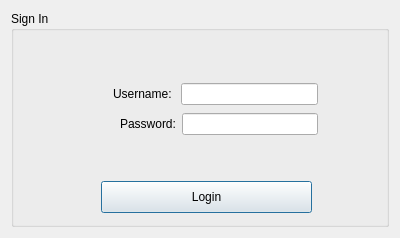
Before: the Qt Designer form src/login.ui in CS1C-BitB/ModelBois, drawn with Qt 5.
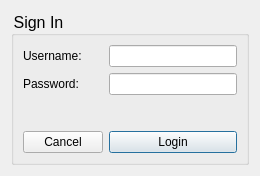
After: the same form once the commit is applied.

```diff
--- a/src/login.ui
+++ b/src/login.ui
@@ -6,102 +6,90 @@
    <rect>
     <x>0</x>
     <y>0</y>
-    <width>400</width>
-    <height>238</height>
+    <width>260</width>
+    <height>176</height>
    </rect>
   </property>
   <property name="windowTitle">
    <string>Log In</string>
   </property>
-  <layout class="QVBoxLayout" name="verticalLayout">
+  <property name="styleSheet">
+   <string notr="true">QGroupBox {
+	font-size: 12pt;
+}</string>
+  </property>
+  <layout class="QHBoxLayout" name="horizontalLayout_5">
    <item>
     <widget class="QGroupBox" name="groupBox">
      <property name="title">
       <string>Sign In</string>
      </property>
-     <widget class="QPushButton" name="pushButton_login">
-      <property name="geometry">
-       <rect>
-        <x>90</x>
-        <y>170</y>
-        <width>211</width>
-        <height>32</height>
-       </rect>
-      </property>
-      <property name="text">
-       <string>Login</string>
-      </property>
-     </widget>
-     <widget class="QWidget" name="layoutWidget">
-      <property name="geometry">
-       <rect>
-        <x>20</x>
-        <y>70</y>
-        <width>205</width>
-        <height>23</height>
-       </rect>
-      </property>
-      <layout class="QHBoxLayout" name="horizontalLayout"/>
-     </widget>
-     <widget class="QWidget" name="layoutWidget">
-      <property name="geometry">
-       <rect>
-        <x>20</x>
-        <y>100</y>
-        <width>198</width>
-        <height>23</height>
-       </rect>
-      </property>
-      <layout class="QHBoxLayout" name="horizontalLayout_2"/>
-     </widget>
-     <widget class="QWidget" name="layoutWidget">
-      <property name="geometry">
-       <rect>
-        <x>102</x>
-        <y>70</y>
-        <width>205</width>
-        <height>26</height>
-       </rect>
-      </property>
-      <layout class="QHBoxLayout" name="horizontalLayout_3">
-       <item>
+     <layout class="QFormLayout" name="formLayout">
+      <item row="2" column="0">
         <widget class="QLabel" name="label">
          <property name="text">
           <string>Username: </string>
          </property>
         </widget>
        </item>
-       <item>
-        <widget class="QLineEdit" name="lineEdit_username"/>
-       </item>
-      </layout>
-     </widget>
-     <widget class="QWidget" name="layoutWidget">
-      <property name="geometry">
-       <rect>
-        <x>109</x>
-        <y>100</y>
-        <width>198</width>
-        <height>26</height>
-       </rect>
-      </property>
-      <layout class="QHBoxLayout" name="horizontalLayout_4">
-       <item>
+      <item row="2" column="1">
+       <widget class="QLineEdit" name="lineEdit_username">
+        <property name="clearButtonEnabled">
+         <bool>true</bool>
+        </property>
+       </widget>
+      </item>
+      <item row="3" column="0">
         <widget class="QLabel" name="label_2">
          <property name="text">
           <string>Password:</string>
          </property>
         </widget>
        </item>
-       <item>
+      <item row="3" column="1">
         <widget class="QLineEdit" name="lineEdit_password">
          <property name="echoMode">
           <enum>QLineEdit::Password</enum>
          </property>
-        </widget>
-       </item>
-      </layout>
-     </widget>
+        <property name="clearButtonEnabled">
+         <bool>true</bool>
+        </property>
+       </widget>
+      </item>
+      <item row="5" column="0">
+       <widget class="QPushButton" name="cancel">
+        <property name="text">
+         <string>Cancel</string>
+        </property>
+        <property name="autoDefault">
+         <bool>false</bool>
+        </property>
+       </widget>
+      </item>
+      <item row="5" column="1">
+       <widget class="QPushButton" name="pushButton_login">
+        <property name="text">
+         <string>Login</string>
+        </property>
+        <property name="default">
+         <bool>true</bool>
+        </property>
+       </widget>
+      </item>
+      <item row="4" column="0">
+       <spacer name="verticalSpacer">
+        <property name="orientation">
+         <enum>Qt::Vertical</enum>
+        </property>
+        <property name="sizeHint" stdset="0">
+         <size>
+          <width>20</width>
+          <height>20</height>
+         </size>
+        </property>
+       </spacer>
+      </item>
+     </layout>
     </widget>
    </item>
   </layout>
```
Left out of the diff: 19 changed lines with no effect on the pictures. Lines whose indentation alone changed are shown as unchanged.
